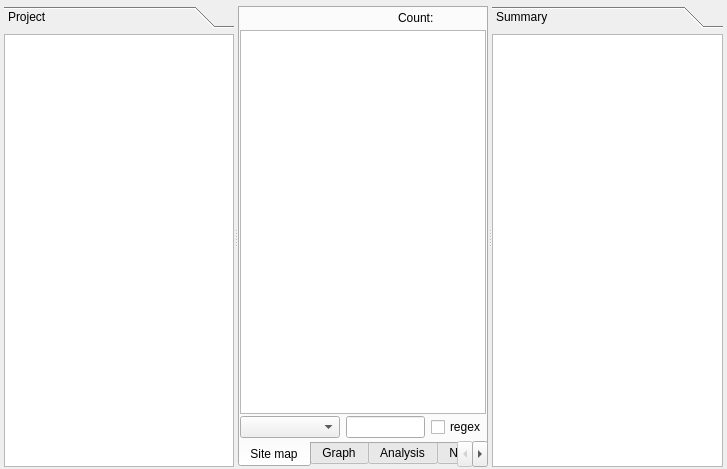
Above: sub3suite/src/project/Project.ui from 3nock/OTE before the change. Below: the same form after it.
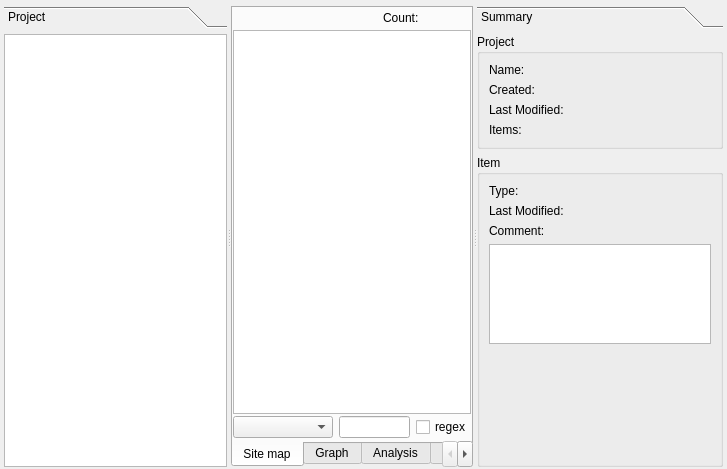
That is the form after the change.

```diff
--- a/sub3suite/src/project/Project.ui
+++ b/sub3suite/src/project/Project.ui
@@ -361,7 +361,225 @@
          <number>0</number>
         </property>
         <item>
-         <widget class="QTreeView" name="treeViewSummary"/>
+         <widget class="QGroupBox" name="groupBoxProject">
+          <property name="minimumSize">
+           <size>
+            <width>0</width>
+            <height>0</height>
+           </size>
+          </property>
+          <property name="title">
+           <string>Project</string>
+          </property>
+          <layout class="QVBoxLayout" name="verticalLayout_7">
+           <item>
+            <layout class="QHBoxLayout" name="horizontalLayout_5">
+             <item>
+              <widget class="QLabel" name="label_4">
+               <property name="minimumSize">
+                <size>
+                 <width>70</width>
+                 <height>0</height>
+                </size>
+               </property>
+               <property name="text">
+                <string>Name:</string>
+               </property>
+              </widget>
+             </item>
+             <item>
+              <widget class="QLabel" name="label_project_name">
+               <property name="text">
+                <string/>
+               </property>
+              </widget>
+             </item>
+            </layout>
+           </item>
+           <item>
+            <layout class="QHBoxLayout" name="horizontalLayout_3">
+             <item>
+              <widget class="QLabel" name="label_2">
+               <property name="minimumSize">
+                <size>
+                 <width>70</width>
+                 <height>0</height>
+                </size>
+               </property>
+               <property name="maximumSize">
+                <size>
+                 <width>16777215</width>
+                 <height>16777215</height>
+                </size>
+               </property>
+               <property name="text">
+                <string>Created:</string>
+               </property>
+              </widget>
+             </item>
+             <item>
+              <widget class="QLabel" name="label_project_created">
+               <property name="text">
+                <string/>
+               </property>
+              </widget>
+             </item>
+            </layout>
+           </item>
+           <item>
+            <layout class="QHBoxLayout" name="horizontalLayout_4">
+             <item>
+              <widget class="QLabel" name="label_3">
+               <property name="minimumSize">
+                <size>
+                 <width>70</width>
+                 <height>0</height>
+                </size>
+               </property>
+               <property name="maximumSize">
+                <size>
+                 <width>16777215</width>
+                 <height>16777215</height>
+                </size>
+               </property>
+               <property name="text">
+                <string>Last Modified: </string>
+               </property>
+              </widget>
+             </item>
+             <item>
+              <widget class="QLabel" name="label_project_modified">
+               <property name="text">
+                <string/>
+               </property>
+              </widget>
+             </item>
+            </layout>
+           </item>
+           <item>
+            <layout class="QHBoxLayout" name="horizontalLayout_2">
+             <item>
+              <widget class="QLabel" name="label">
+               <property name="minimumSize">
+                <size>
+                 <width>70</width>
+                 <height>0</height>
+                </size>
+               </property>
+               <property name="maximumSize">
+                <size>
+                 <width>16777215</width>
+                 <height>16777215</height>
+                </size>
+               </property>
+               <property name="text">
+                <string>Items:</string>
+               </property>
+              </widget>
+             </item>
+             <item>
+              <widget class="QLabel" name="label_project_items">
+               <property name="text">
+                <string/>
+               </property>
+              </widget>
+             </item>
+            </layout>
+           </item>
+          </layout>
+         </widget>
+        </item>
+        <item>
+         <widget class="QGroupBox" name="groupBox">
+          <property name="title">
+           <string>Item</string>
+          </property>
+          <layout class="QVBoxLayout" name="verticalLayout_9">
+           <item>
+            <layout class="QHBoxLayout" name="horizontalLayout_7">
+             <item>
+              <widget class="QLabel" name="label_5">
+               <property name="minimumSize">
+                <size>
+                 <width>70</width>
+                 <height>0</height>
+                </size>
+               </property>
+               <property name="text">
+                <string>Type:</string>
+               </property>
+              </widget>
+             </item>
+             <item>
+              <widget class="QLabel" name="label_item_type">
+               <property name="text">
+                <string/>
+               </property>
+              </widget>
+             </item>
+            </layout>
+           </item>
+           <item>
+            <layout class="QHBoxLayout" name="horizontalLayout_6">
+             <item>
+              <widget class="QLabel" name="label_7">
+               <property name="text">
+                <string>Last Modified:</string>
+               </property>
+              </widget>
+             </item>
+             <item>
+              <widget class="QLabel" name="label_item_modified">
+               <property name="text">
+                <string/>
+               </property>
+              </widget>
+             </item>
+            </layout>
+           </item>
+           <item>
+            <widget class="QLabel" name="label_8">
+             <property name="text">
+              <string>Comment:</string>
+             </property>
+            </widget>
+           </item>
+           <item>
+            <widget class="QPlainTextEdit" name="plainTextEdit_item_comment">
+             <property name="minimumSize">
+              <size>
+               <width>0</width>
+               <height>100</height>
+              </size>
+             </property>
+             <property name="maximumSize">
+              <size>
+               <width>16777215</width>
+               <height>100</height>
+              </size>
+             </property>
+             <property name="font">
+              <font>
+               <italic>true</italic>
+              </font>
+             </property>
+            </widget>
+           </item>
+           <item>
+            <spacer name="verticalSpacer">
+             <property name="orientation">
+              <enum>Qt::Vertical</enum>
+             </property>
+             <property name="sizeHint" stdset="0">
+              <size>
+               <width>20</width>
+               <height>114</height>
+              </size>
+             </property>
+            </spacer>
+           </item>
+          </layout>
+         </widget>
         </item>
        </layout>
       </widget>
```
